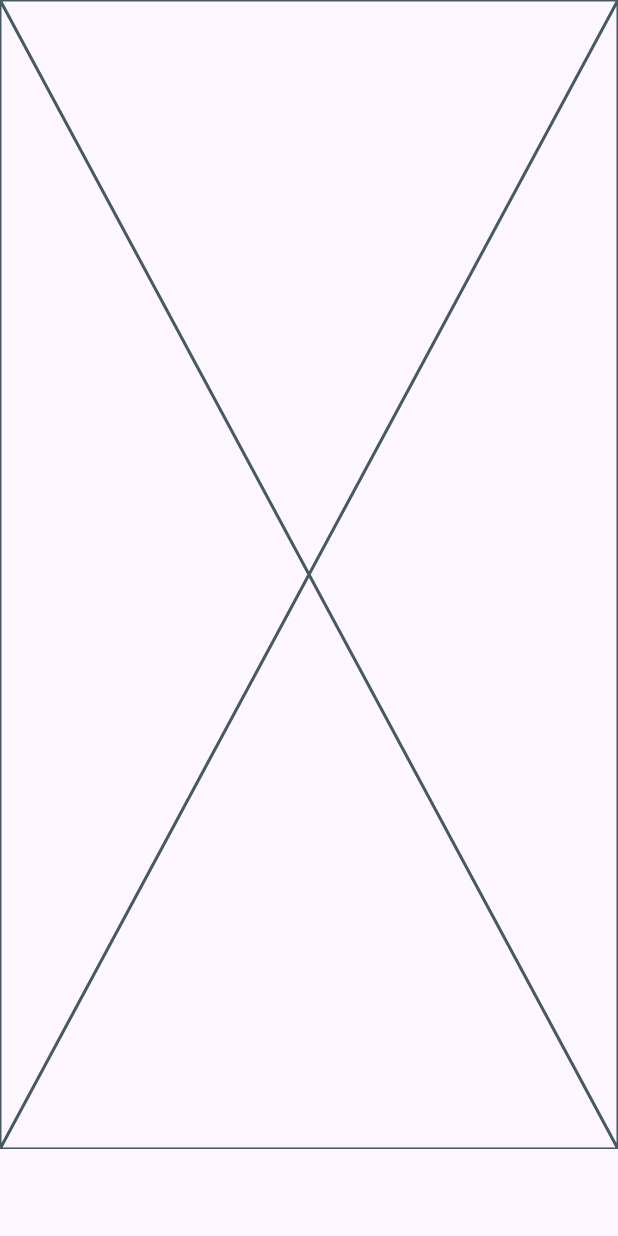
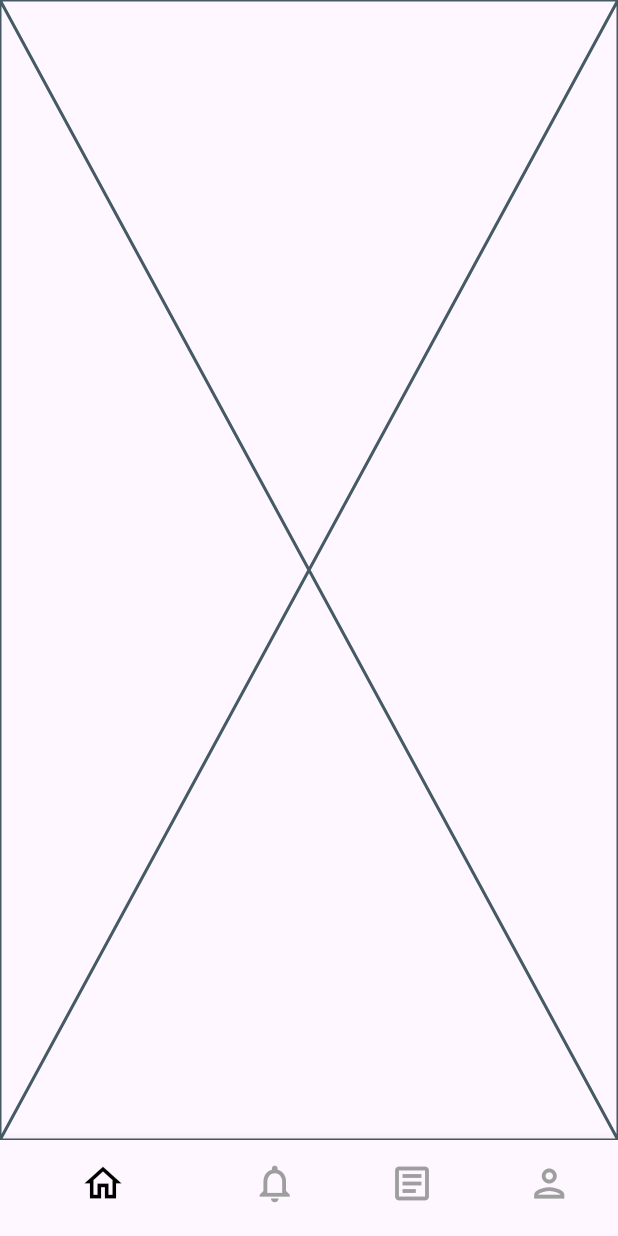
Before and after one commit to mahesh-bora/Ecommerce-App, a Flutter app: the screen it shows after launch, on a phone screen of 412 x 824 dp. Run offline on Flutter 3.47's test engine with Material 3 defaults, Android fonts, the phone set to English and light mode, and no system bars.

Commit message:
Added Bottom Navigation Bar and started working on setting page

```diff
--- a/lib/main.dart
+++ b/lib/main.dart
@@ -1,4 +1,4 @@
-import 'package:ecommerce_app/screens/setting_page.dart';
+import 'package:ecommerce_app/screens/home_page.dart';
 import 'package:flutter/material.dart';
 
 void main() {
@@ -17,7 +17,7 @@ class MyApp extends StatelessWidget {
         colorScheme: ColorScheme.fromSeed(seedColor: Colors.deepPurple),
         useMaterial3: true,
       ),
-      home: SettingPage(),
+      home: HomePage(),
     );
   }
 }
--- /dev/null
+++ b/lib/screens/home_page.dart
@@ -0,0 +1,78 @@
+import 'package:ecommerce_app/screens/setting_page.dart';
+import 'package:flutter/material.dart';
+
+class HomePage extends StatefulWidget {
+  HomePage({Key? key}) : super(key: key);
+
+  @override
+  State<HomePage> createState() => _HomePageState();
+}
+
+class _HomePageState extends State<HomePage> {
+  late PageController _pageController;
+
+  int _currentIndex = 0;
+
+  @override
+  void initState() {
+    super.initState();
+    _pageController = PageController();
+  }
+
+  @override
+  Widget build(BuildContext context) {
+    return Scaffold(
+      bottomNavigationBar: BottomNavigationBar(
+        onTap: (index) {
+          setState(() {
+            _currentIndex = index;
+            _pageController.animateToPage(index,
+                duration: const Duration(milliseconds: 300),
+                curve: Curves.easeInOut);
+          });
+        },
+        currentIndex: _currentIndex,
+        iconSize: 30,
+        selectedIconTheme: const IconThemeData(color: Colors.black),
+        unselectedIconTheme: const IconThemeData(color: Colors.grey),
+        showSelectedLabels: false,
+        showUnselectedLabels: false,
+        items: const [
+          BottomNavigationBarItem(
+            icon: Icon(
+              Icons.home_outlined,
+            ),
+            label: 'Home',
+          ),
+          BottomNavigationBarItem(
+            icon: Icon(Icons.notifications_none_outlined),
+            label: 'Notification',
+          ),
+          BottomNavigationBarItem(
+            icon: Icon(Icons.article_outlined),
+            label: 'Order',
+          ),
+          BottomNavigationBarItem(
+            icon: Icon(Icons.person_outlined),
+            label: 'Profile',
+          ),
+        ],
+      ),
+      body: PageView(
+        controller: _pageController,
+        onPageChanged: (index) {
+          setState(() {
+            _currentIndex = index;
+          });
+        },
+        children: [
+          // Add your pages here
+          Placeholder(), // Home Page
+          Placeholder(), // Notification Page
+          Placeholder(), // Order Page
+          SettingPage(), // Profile Page
+        ],
+      ),
+    );
+  }
+}
--- a/lib/screens/setting_page.dart
+++ b/lib/screens/setting_page.dart
@@ -1,26 +1,24 @@
 import 'package:flutter/material.dart';
 
 class SettingPage extends StatelessWidget {
-  const SettingPage({Key? key}) : super(key: key);
+  SettingPage({super.key});
+
   @override
   Widget build(BuildContext context) {
-    return Scaffold(
-      bottomNavigationBar: BottomNavigationBar(
-        items: const [
-          BottomNavigationBarItem(
-              icon: Icon(Icons.home_outlined), label: 'Home'),
-          BottomNavigationBarItem(
-              icon: Icon(Icons.notifications_none_outlined),
-              label: 'Notifications'),
-          BottomNavigationBarItem(
-            icon: Icon(Icons.receipt_outlined),
-            label: 'Orders',
-          ),
-          BottomNavigationBarItem(
-              icon: Icon(Icons.person_outlined), label: 'Settings'),
-        ],
+    return const Scaffold(
+      body: SingleChildScrollView(
+        physics: NeverScrollableScrollPhysics(),
+        child: Column(
+          crossAxisAlignment: CrossAxisAlignment.center,
+          mainAxisAlignment: MainAxisAlignment.center,
+          children: [
+            SizedBox(height: 50),
+            CircleAvatar(
+              radius: 50,
+            )
+          ],
+        ),
       ),
-      body: const Placeholder(),
     );
   }
 }
```
Also changed, not shown: lib/widgets/custom_buttom.dart (added, +36 -0 lines).
